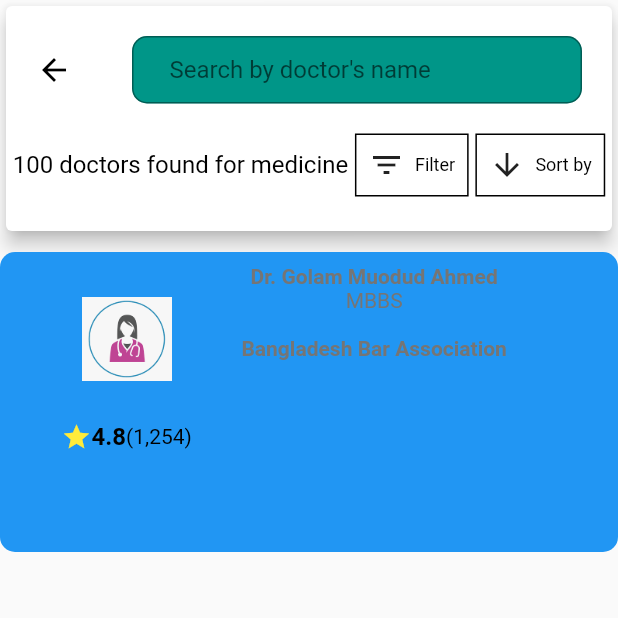
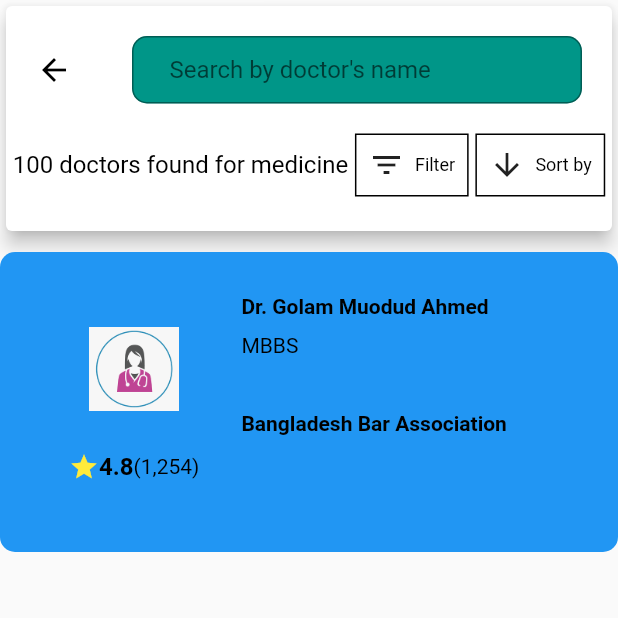
Before and after one commit to abuniaz/e_health_ui, a Flutter app: the DoctorsHome screen opened directly, after a tap on "General Physician", on a phone screen of 412 x 824 dp, the top half of it. Run offline on Flutter 3.47's test engine with Material 2 defaults, Android fonts, the phone set to English and light mode, and no system bars.

Commit message:
Update doctors_details.dart

```diff
--- a/lib/Doctors_List/doctors_details.dart
+++ b/lib/Doctors_List/doctors_details.dart
@@ -69,6 +69,8 @@ class DoctorDetails extends StatelessWidget {
             width: double.infinity,
             decoration: BoxDecoration(
                 color: Colors.blue, borderRadius: BorderRadius.circular(10)),
+            child: Padding(
+              padding: const EdgeInsets.symmetric(horizontal: 10, vertical: 20),
               child: Row(
                 mainAxisAlignment: MainAxisAlignment.spaceEvenly,
                 children: [
@@ -106,22 +108,35 @@ class DoctorDetails extends StatelessWidget {
                     ],
                   ),
                   Column(
+                    crossAxisAlignment: CrossAxisAlignment.start,
                     children: const [
                       Text(
                         'Dr. Golam Muodud Ahmed',
-                      style: TextStyle(fontWeight: FontWeight.bold),
+                        style: TextStyle(
+                            fontWeight: FontWeight.bold, color: Colors.black),
                       ),
-                    Text('MBBS'),
+                      SizedBox(
+                        height: 10,
+                      ),
+                      Text('MBBS', style: TextStyle(color: Colors.black)),
+                      SizedBox(
+                        height: 10,
+                      ),
                       Text(
                         'General Physician',
                         style: TextStyle(color: Colors.blue),
                       ),
+                      SizedBox(
+                        height: 10,
+                      ),
                       Text('Bangladesh Bar Association',
-                        style: TextStyle(fontWeight: FontWeight.bold))
+                          style: TextStyle(
+                              fontWeight: FontWeight.bold, color: Colors.black))
                     ],
                   ),
                   Column()
                 ],
+              ),
             ),
           )
         ],
```
Lines whose indentation alone changed are shown as unchanged.
